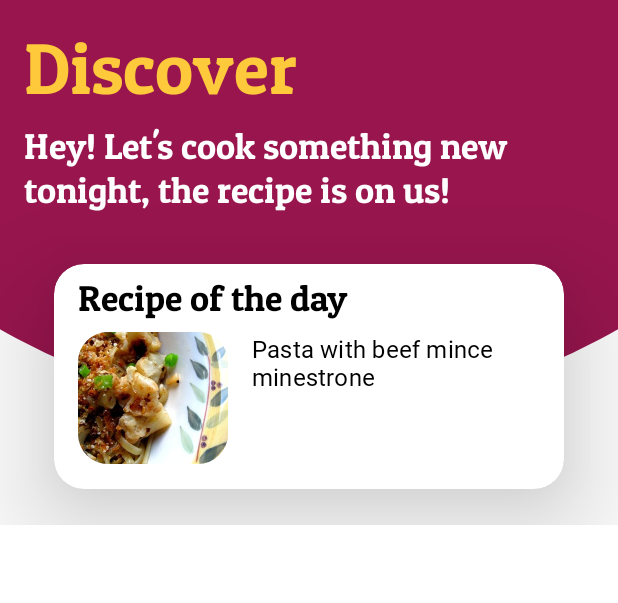
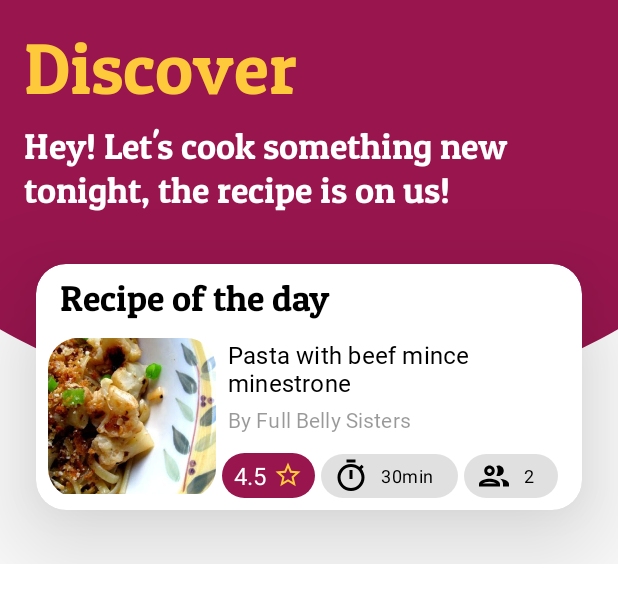
Before and after one commit to AfricanBongo/WhipIt_in_Kotlin, an Android app: the layout fragment_recipe_of_the_day.xml on its own in the app's theme, with its tools: preview values and no code run, on a phone screen of 412 x 824 dp. Shown: the top 603 px of the screen. Run offline under Robolectric (Android 15) with nearby library versions, the phone set to English and light mode, and no system bars.

Commit message:
Finalised recipe of the day view.

```diff
--- a/app/build.gradle
+++ b/app/build.gradle
@@ -34,8 +34,8 @@ android {
         jvmTarget = '1.8'
     }
 
-    dataBinding {
-        enabled = true
+    buildFeatures {
+        dataBinding true
     }
 }
 
--- a/app/src/main/java/com/africanbongo/whipitkotlin/ui/list/RecipeListAdapter.kt
+++ b/app/src/main/java/com/africanbongo/whipitkotlin/ui/list/RecipeListAdapter.kt
@@ -19,7 +19,7 @@ class RecipeListAdapter :
     class RecipeViewHolder(private var binding: RecipeListItemBinding): RecyclerView.ViewHolder(binding.root) {
         fun bind(recipe: SummarisedRecipe) {
             binding.recipe = recipe
-            recipe.imageUrl?.let { binding.recipeCardImage.fetchImage(it) }
+            binding.recipeCardImage.fetchImage(recipe.imageUrl)
             binding.executePendingBindings()
         }
     }
--- a/app/src/main/res/layout/activity_main.xml
+++ b/app/src/main/res/layout/activity_main.xml
@@ -18,7 +18,7 @@
                 android:id="@+id/recipe_of_the_day_view"
                 android:name="com.africanbongo.whipitkotlin.ui.recipeoftheday.RecipeOfTheDayFragment"
                 android:layout_width="match_parent"
-                android:layout_height="wrap_content"
+                android:layout_height="@dimen/discover_frame_height"
                 android:clipChildren="false"
                 app:layout_constraintEnd_toEndOf="parent"
                 app:layout_constraintStart_toStartOf="parent"
--- a/app/src/main/res/layout/fragment_recipe_of_the_day.xml
+++ b/app/src/main/res/layout/fragment_recipe_of_the_day.xml
@@ -12,12 +12,12 @@
     </data>
     <FrameLayout
         android:layout_width="match_parent"
-        android:layout_height="350dp"
+        android:layout_height="@dimen/discover_frame_height"
         tools:context=".ui.recipeoftheday.RecipeOfTheDayFragment">
 
         <com.africanbongo.whipitkotlin.ui.recipeoftheday.CircleBackground
             android:layout_width="match_parent"
-            android:layout_height="wrap_content" />
+            android:layout_height="match_parent" />
 
         <LinearLayout
             android:layout_width="match_parent"
@@ -46,10 +46,10 @@
 
         <androidx.cardview.widget.CardView
             android:layout_width="match_parent"
-            android:layout_height="150dp"
+            android:layout_height="@dimen/rotd_card_view_height"
             android:layout_gravity="bottom"
-            android:layout_marginHorizontal="@dimen/very_large_margin"
-            android:layout_marginBottom="@dimen/large_margin"
+            android:layout_marginHorizontal="@dimen/large_margin"
+            android:layout_marginBottom="@dimen/very_large_margin"
             app:cardCornerRadius="@dimen/normal_corner_radius"
             app:cardElevation="@dimen/card_elevation">
 
@@ -57,12 +57,18 @@
                 android:layout_width="match_parent"
                 android:layout_height="match_parent"
                 android:paddingVertical="@dimen/small_padding"
-                android:paddingHorizontal="@dimen/medium_padding">
+                android:paddingHorizontal="@dimen/small_padding">
+
                 <TextView
                     android:id="@+id/rotd_heading"
-                    android:layout_width="wrap_content"
+                    style="@style/TextViewStyle.Headline.5.OnSurface"
+                    android:layout_width="match_parent"
                     android:layout_height="wrap_content"
-                    style="@style/TextViewStyle.Headline.5.OnSurface"
+                    android:layout_marginStart="@dimen/small_margin"
+                    android:layout_marginBottom="@dimen/minute_margin"
+                    android:layout_alignParentTop="true"
+                    android:layout_alignParentStart="true"
+                    android:layout_alignParentEnd="true"
                     android:text="@string/recipe_of_the_day_title" />
 
                 <androidx.cardview.widget.CardView
@@ -70,14 +76,16 @@
                     android:layout_width="wrap_content"
                     android:layout_height="wrap_content"
                     app:cardElevation="0dp"
+                    android:layout_alignParentStart="true"
+                    android:layout_alignParentBottom="true"
                     android:layout_marginTop="@dimen/small_margin"
                     app:cardCornerRadius="@dimen/normal_corner_radius"
                     android:layout_below="@id/rotd_heading">
 
                     <ImageView
                         android:id="@+id/rotd_image_view"
-                        android:layout_width="100dp"
-                        android:layout_height="88dp"
+                        android:layout_width="@dimen/rotd_image_width"
+                        android:layout_height="@dimen/rotd_image_height"
                         tools:srcCompat="@drawable/sample_image"
                         android:scaleType="centerCrop"
                         android:contentDescription="@{String.format(@string/recipe_image_description_template, recipe.title)}"/>
@@ -89,11 +97,63 @@
                     android:layout_height="wrap_content"
                     android:layout_below="@id/rotd_heading"
                     android:layout_toEndOf="@id/rotd_image_card_view"
-                    android:layout_marginStart="@dimen/medium_margin"
+                    android:layout_alignParentEnd="true"
+                    android:layout_marginStart="@dimen/small_margin"
                     android:layout_marginTop="@dimen/small_margin"
                     style="@style/TextViewStyle.Subtitle.1.Primary"
-                    tools:text="@string/recipe_sample_title"
+                    tools:text="@string/sample_recipe_title"
                     android:text="@{recipe.title}"/>
+
+                <TextView
+                    android:id="@+id/rotd_source_name"
+                    style="@style/TextViewStyle.Subtitle.2.Secondary"
+                    android:layout_width="wrap_content"
+                    android:layout_height="wrap_content"
+                    android:layout_below="@+id/rotd_title"
+                    android:layout_toEndOf="@id/rotd_image_card_view"
+                    android:layout_marginTop="@dimen/minute_margin"
+                    android:layout_marginStart="@dimen/small_margin"
+                    android:text="@{String.format(@string/source_template, recipe.sourceName)}"
+                    tools:text="By Full Belly Sisters" />
+
+                <TextView
+                    android:id="@+id/rotd_rating"
+                    style="@style/RatingTextView"
+                    android:layout_width="wrap_content"
+                    android:layout_height="wrap_content"
+                    android:padding="@dimen/minute_padding"
+                    android:layout_alignParentBottom="true"
+                    android:layout_toEndOf="@+id/rotd_image_card_view"
+                    android:layout_marginStart="@dimen/minute_margin"
+                    android:layout_marginTop="@dimen/small_margin"
+                    app:drawableEndCompat="@drawable/ic_rating"
+                    tools:text="@string/sample_recipe_rating"
+                    android:text="@{recipe.rating}"/>
+
+                <TextView
+                    android:id="@+id/rotd_prep_time"
+                    android:layout_width="wrap_content"
+                    android:layout_height="wrap_content"
+                    style="@style/IconTextView"
+                    android:layout_alignParentBottom="true"
+                    android:layout_toEndOf="@id/rotd_rating"
+                    android:layout_alignBaseline="@id/rotd_rating"
+                    android:layout_marginStart="@dimen/minute_margin"
+                    tools:text="@string/sample_recipe_prep_time"
+                    android:text="@{recipe.prepTime}"
+                    app:drawableStartCompat="@drawable/ic_prep_time" />
+
+                <TextView
+                    style="@style/IconTextView"
+                    android:layout_width="wrap_content"
+                    android:layout_height="wrap_content"
+                    android:layout_alignParentBottom="true"
+                    android:layout_toEndOf="@+id/rotd_prep_time"
+                    android:layout_marginStart="@dimen/minute_margin"
+                    android:layout_alignBaseline="@id/rotd_rating"
+                    app:drawableStartCompat="@drawable/ic_outline_servings"
+                    android:text="@{String.valueOf(recipe.servings)}"
+                    tools:text="@string/sample_recipe_servings" />
             </RelativeLayout>
 
 
--- a/app/src/main/res/layout/recipe_list_item.xml
+++ b/app/src/main/res/layout/recipe_list_item.xml
@@ -61,7 +61,7 @@
                     android:maxLines="3"
                     android:text="@{recipe.title}"
                     style="@style/TextViewStyle.Subtitle.1.Primary"
-                    tools:text="@string/recipe_sample_title" />
+                    tools:text="@string/sample_recipe_title" />
 
                 <TextView
                     android:id="@+id/recipe_card_source"
@@ -74,7 +74,7 @@
                     android:text="@{String.format(@string/source_template, recipe.sourceName)}"
                     style="@style/TextViewStyle.Subtitle.2.Secondary"
                     android:maxLines="2"
-                    tools:text="@string/recipe_sample_source" />
+                    tools:text="@string/sample_recipe_source" />
 
                 <TextView
                     android:id="@+id/prep_time_view"
--- a/app/src/main/res/values/dimens.xml
+++ b/app/src/main/res/values/dimens.xml
@@ -13,6 +13,7 @@
     <dimen name="minute_margin">4dp</dimen>
     <dimen name="small_margin">@dimen/small_padding</dimen>
     <dimen name="medium_margin">@dimen/medium_padding</dimen>
+    <dimen name="rotd_card_view_margin">20dp</dimen>
     <dimen name="large_margin">24dp</dimen>
     <dimen name="very_large_margin">36dp</dimen>
 
@@ -23,6 +24,9 @@
     <!-- Component sizes. -->
     <dimen name="recipe_card_image_height">120dp</dimen>
     <dimen name="recipe_card_image_width">180dp</dimen>
+    <dimen name="rotd_card_view_height">164dp</dimen>
+    <dimen name="rotd_image_width">112dp</dimen> <!-- Recipe of the day image dimensions-->
+    <dimen name="rotd_image_height">104dp</dimen>
 
     <!-- Text sizes. -->
     <dimen name="headline3">48sp</dimen>
@@ -30,5 +34,7 @@
     <dimen name="headline6">20sp</dimen>
     <dimen name="subtitle1">16sp</dimen>
     <dimen name="card_elevation">50dp</dimen>
+    <dimen name="discover_frame_height">376dp</dimen>
+
 
 </resources>
--- a/app/src/main/res/values/strings.xml
+++ b/app/src/main/res/values/strings.xml
@@ -20,6 +20,11 @@
     <string name="cuisine_title">Cuisine</string>
     <string name="discover_title">Discover</string>
     <string name="recipe_of_the_day_title">Recipe of the day</string>
-    <string name="recipe_sample_title">Pasta with beef mince minestrone</string>
-    <string name="recipe_sample_source">By Full Belly Sisters</string>
+
+    <!-- Sample texts -->
+    <string name="sample_recipe_title">Pasta with beef mince minestrone</string>
+    <string name="sample_recipe_source">By Full Belly Sisters</string>
+    <string name="sample_recipe_prep_time">30min</string>
+    <string name="sample_recipe_servings">2</string>
+    <string name="sample_recipe_rating">4.5</string>
 </resources>
```
Also changed, not shown: SpoonacularClient/src/main/java/zw/co/bitpirates/spoonacularclient/service/SpoonacularApi.kt (+5 -8 lines), app/src/main/java/com/africanbongo/whipitkotlin/storage/database/RecipeDao.kt (+12 -2 lines), app/src/main/java/com/africanbongo/whipitkotlin/storage/repository/RecipeRepository.kt (+9 -0 lines), app/src/main/java/com/africanbongo/whipitkotlin/ui/list/RecipeListFragment.kt (+9 -4 lines), app/src/main/java/com/africanbongo/whipitkotlin/ui/recipeoftheday/ROTDViewModel.kt (added, +47 -0 lines), app/src/main/java/com/africanbongo/whipitkotlin/ui/recipeoftheday/RecipeOfTheDayFragment.kt (+35 -5 lines), app/src/main/java/com/africanbongo/whipitkotlin/ui/util/ViewUtil.kt (+14 -10 lines).
